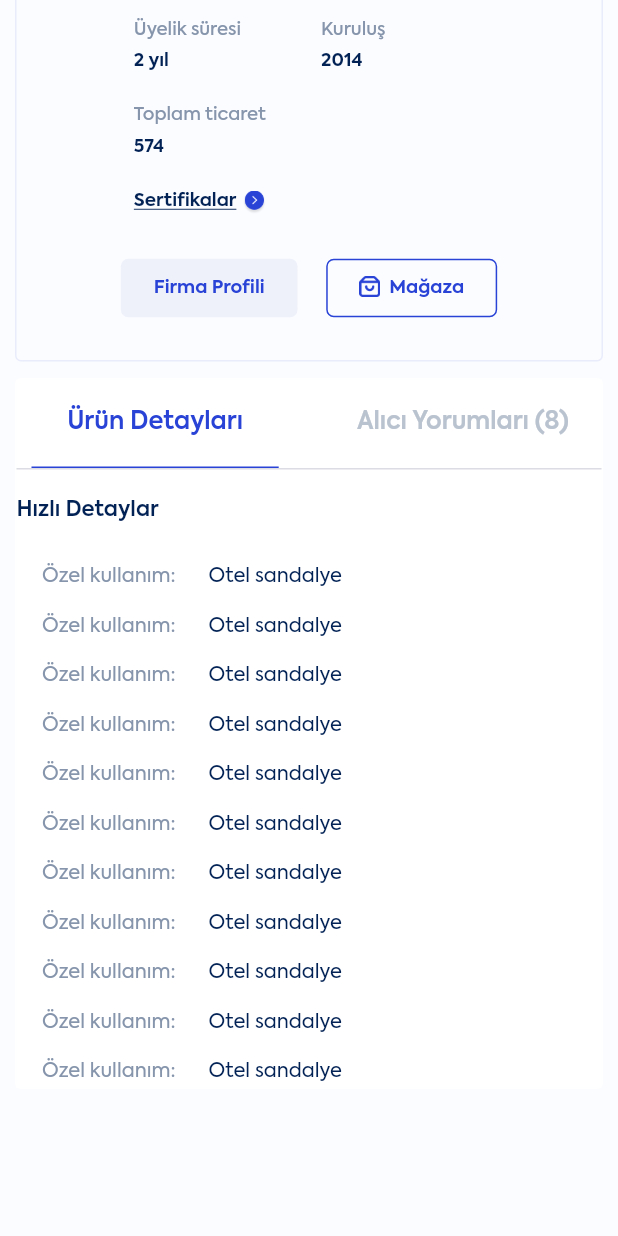
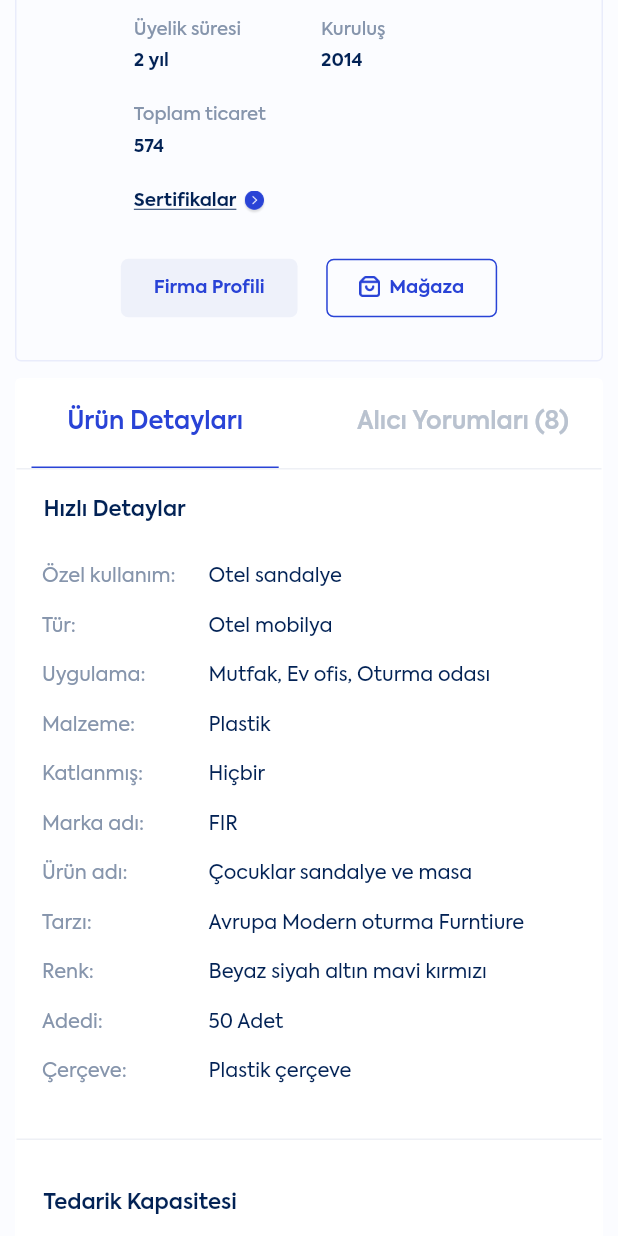
Before and after one commit to ozgun-kara/b2geta_mobile, a Flutter app: the ProductDetailSubpage screen opened directly, scrolled down 576 dp, on a phone screen of 412 x 824 dp. Run offline on Flutter 3.47's test engine with Material 2 defaults, Android fonts, the phone set to English and light mode, and no system bars; our stand-ins replace dropdown_button2, flutter_switch, get, get_it, get_storage, shared_preferences; accounts and stored records are empty; network calls fail.

Commit message:
Back-End has modified

```diff
--- a/lib/app_theme.dart
+++ b/lib/app_theme.dart
@@ -27,6 +27,7 @@ class AppTheme {
   static Color white22 = const Color(0xFFEEF1FA);
   static Color white23 = const Color(0xFFD2D4E1);
   static Color white24 = const Color(0xFFB9C2CF);
+  static Color white25 = const Color(0xFFEEF0F5);
 
   static Color green1 = const Color(0xFF4CBD17);
 
--- a/lib/views/marketplace/subpages/product_detail_first_tab_subpage.dart
+++ b/lib/views/marketplace/subpages/product_detail_first_tab_subpage.dart
@@ -30,7 +30,9 @@ class _ProductDetailFirstTabSubpageState
     return Column(
       crossAxisAlignment: CrossAxisAlignment.start,
       children: [
-        Text(
+        Padding(
+          padding: const EdgeInsets.fromLTRB(18, 0, 18, 0),
+          child: Text(
             "Hızlı Detaylar",
             style: TextStyle(
               fontSize: 14,
@@ -41,12 +43,14 @@ class _ProductDetailFirstTabSubpageState
                   : AppTheme.white11,
             ),
           ),
+        ),
         SizedBox(height: 22),
         Padding(
           padding: const EdgeInsets.fromLTRB(17, 0, 25, 0),
           child: Row(
             children: [
               Column(
+                crossAxisAlignment: CrossAxisAlignment.start,
                 children: [
                   Text(
                     "Özel kullanım:",
@@ -59,7 +63,7 @@ class _ProductDetailFirstTabSubpageState
                   ),
                   SizedBox(height: 12),
                   Text(
-                    "Özel kullanım:",
+                    "Tür:",
                     style: TextStyle(
                       fontSize: 13,
                       fontFamily: AppTheme.appFontFamily,
@@ -69,7 +73,7 @@ class _ProductDetailFirstTabSubpageState
                   ),
                   SizedBox(height: 12),
                   Text(
-                    "Özel kullanım:",
+                    "Uygulama:",
                     style: TextStyle(
                       fontSize: 13,
                       fontFamily: AppTheme.appFontFamily,
@@ -79,7 +83,7 @@ class _ProductDetailFirstTabSubpageState
                   ),
                   SizedBox(height: 12),
                   Text(
-                    "Özel kullanım:",
+                    "Malzeme:",
                     style: TextStyle(
                       fontSize: 13,
                       fontFamily: AppTheme.appFontFamily,
@@ -89,7 +93,7 @@ class _ProductDetailFirstTabSubpageState
                   ),
                   SizedBox(height: 12),
                   Text(
-                    "Özel kullanım:",
+                    "Katlanmış:",
                     style: TextStyle(
                       fontSize: 13,
                       fontFamily: AppTheme.appFontFamily,
@@ -99,7 +103,7 @@ class _ProductDetailFirstTabSubpageState
                   ),
                   SizedBox(height: 12),
                   Text(
-                    "Özel kullanım:",
+                    "Marka adı:",
                     style: TextStyle(
                       fontSize: 13,
                       fontFamily: AppTheme.appFontFamily,
@@ -109,7 +113,7 @@ class _ProductDetailFirstTabSubpageState
                   ),
                   SizedBox(height: 12),
                   Text(
-                    "Özel kullanım:",
+                    "Ürün adı:",
                     style: TextStyle(
                       fontSize: 13,
                       fontFamily: AppTheme.appFontFamily,
@@ -119,7 +123,7 @@ class _ProductDetailFirstTabSubpageState
                   ),
                   SizedBox(height: 12),
                   Text(
-                    "Özel kullanım:",
+                    "Tarzı:",
                     style: TextStyle(
                       fontSize: 13,
                       fontFamily: AppTheme.appFontFamily,
@@ -129,7 +133,7 @@ class _ProductDetailFirstTabSubpageState
                   ),
                   SizedBox(height: 12),
                   Text(
-                    "Özel kullanım:",
+                    "Renk:",
                     style: TextStyle(
                       fontSize: 13,
                       fontFamily: AppTheme.appFontFamily,
@@ -139,7 +143,7 @@ class _ProductDetailFirstTabSubpageState
                   ),
                   SizedBox(height: 12),
                   Text(
-                    "Özel kullanım:",
+                    "Adedi:",
                     style: TextStyle(
                       fontSize: 13,
                       fontFamily: AppTheme.appFontFamily,
@@ -149,7 +153,7 @@ class _ProductDetailFirstTabSubpageState
                   ),
                   SizedBox(height: 12),
                   Text(
-                    "Özel kullanım:",
+                    "Çerçeve:",
                     style: TextStyle(
                       fontSize: 13,
                       fontFamily: AppTheme.appFontFamily,
@@ -161,6 +165,7 @@ class _ProductDetailFirstTabSubpageState
               ),
               SizedBox(width: 22),
               Column(
+                crossAxisAlignment: CrossAxisAlignment.start,
                 children: [
                   Text(
                     "Otel sandalye",
@@ -176,7 +181,7 @@ class _ProductDetailFirstTabSubpageState
                   ),
                   SizedBox(height: 12),
                   Text(
-                    "Otel sandalye",
+                    "Otel mobilya",
                     style: TextStyle(
                       fontSize: 13,
                       fontFamily: AppTheme.appFontFamily,
@@ -189,7 +194,7 @@ class _ProductDetailFirstTabSubpageState
                   ),
                   SizedBox(height: 12),
                   Text(
-                    "Otel sandalye",
+                    "Mutfak, Ev ofis, Oturma odası",
                     style: TextStyle(
                       fontSize: 13,
                       fontFamily: AppTheme.appFontFamily,
@@ -202,7 +207,7 @@ class _ProductDetailFirstTabSubpageState
                   ),
                   SizedBox(height: 12),
                   Text(
-                    "Otel sandalye",
+                    "Plastik",
                     style: TextStyle(
                       fontSize: 13,
                       fontFamily: AppTheme.appFontFamily,
@@ -215,7 +220,7 @@ class _ProductDetailFirstTabSubpageState
                   ),
                   SizedBox(height: 12),
                   Text(
-                    "Otel sandalye",
+                    "Hiçbir",
                     style: TextStyle(
                       fontSize: 13,
                       fontFamily: AppTheme.appFontFamily,
@@ -228,7 +233,7 @@ class _ProductDetailFirstTabSubpageState
                   ),
                   SizedBox(height: 12),
                   Text(
-                    "Otel sandalye",
+                    "FIR",
                     style: TextStyle(
                       fontSize: 13,
                       fontFamily: AppTheme.appFontFamily,
@@ -241,7 +246,7 @@ class _ProductDetailFirstTabSubpageState
                   ),
                   SizedBox(height: 12),
                   Text(
-                    "Otel sandalye",
+                    "Çocuklar sandalye ve masa",
                     style: TextStyle(
                       fontSize: 13,
                       fontFamily: AppTheme.appFontFamily,
@@ -254,7 +259,7 @@ class _ProductDetailFirstTabSubpageState
                   ),
                   SizedBox(height: 12),
                   Text(
-                    "Otel sandalye",
+                    "Avrupa Modern oturma Furntiure",
                     style: TextStyle(
                       fontSize: 13,
                       fontFamily: AppTheme.appFontFamily,
@@ -267,7 +272,7 @@ class _ProductDetailFirstTabSubpageState
                   ),
                   SizedBox(height: 12),
                   Text(
-                    "Otel sandalye",
+                    "Beyaz siyah altın mavi kırmızı",
                     style: TextStyle(
                       fontSize: 13,
                       fontFamily: AppTheme.appFontFamily,
@@ -280,7 +285,7 @@ class _ProductDetailFirstTabSubpageState
                   ),
                   SizedBox(height: 12),
                   Text(
-                    "Otel sandalye",
+                    "50 Adet",
                     style: TextStyle(
                       fontSize: 13,
                       fontFamily: AppTheme.appFontFamily,
@@ -293,7 +298,7 @@ class _ProductDetailFirstTabSubpageState
                   ),
                   SizedBox(height: 12),
                   Text(
-                    "Otel sandalye",
+                    "Plastik çerçeve",
                     style: TextStyle(
                       fontSize: 13,
                       fontFamily: AppTheme.appFontFamily,
@@ -309,6 +314,146 @@ class _ProductDetailFirstTabSubpageState
             ],
           ),
         ),
+        SizedBox(height: 34),
+        Container(
+            height: 1,
+            color: Provider.of<ThemeProvider>(context).themeMode == "light"
+                ? AppTheme.white25
+                : AppTheme.black21),
+        SizedBox(height: 31),
+        Padding(
+          padding: const EdgeInsets.fromLTRB(18, 0, 18, 0),
+          child: Text(
+            "Tedarik Kapasitesi",
+            style: TextStyle(
+              fontSize: 14,
+              fontFamily: AppTheme.appFontFamily,
+              fontWeight: FontWeight.w600,
+              color: Provider.of<ThemeProvider>(context).themeMode == "light"
+                  ? AppTheme.blue3
+                  : AppTheme.white11,
+            ),
+          ),
+        ),
+        SizedBox(height: 22),
+        Padding(
+          padding: const EdgeInsets.fromLTRB(17, 0, 25, 0),
+          child: Row(
+            children: [
+              Text(
+                "Tedarik Kapasitesi:",
+                style: TextStyle(
+                  fontSize: 13,
+                  fontFamily: AppTheme.appFontFamily,
+                  fontWeight: FontWeight.w400,
+                  color: AppTheme.white15,
+                ),
+              ),
+              SizedBox(width: 4),
+              Text(
+                "5000 Adet / Adet per Month",
+                style: TextStyle(
+                  fontSize: 13,
+                  fontFamily: AppTheme.appFontFamily,
+                  fontWeight: FontWeight.w400,
+                  color:
+                      Provider.of<ThemeProvider>(context).themeMode == "light"
+                          ? AppTheme.blue3
+                          : AppTheme.white1,
+                ),
+              ),
+            ],
+          ),
+        ),
+        SizedBox(height: 34),
+        Container(
+            height: 1,
+            color: Provider.of<ThemeProvider>(context).themeMode == "light"
+                ? AppTheme.white25
+                : AppTheme.black21),
+        SizedBox(height: 31),
+        Padding(
+          padding: const EdgeInsets.fromLTRB(18, 0, 18, 0),
+          child: Text(
+            "Ambalajlama ve Teslimat",
+            style: TextStyle(
+              fontSize: 14,
+              fontFamily: AppTheme.appFontFamily,
+              fontWeight: FontWeight.w600,
+              color: Provider.of<ThemeProvider>(context).themeMode == "light"
+                  ? AppTheme.blue3
+                  : AppTheme.white11,
+            ),
+          ),
+        ),
+        SizedBox(height: 22),
+        Padding(
+          padding: const EdgeInsets.fromLTRB(17, 0, 25, 0),
+          child: Row(
+            crossAxisAlignment: CrossAxisAlignment.start,
+            children: [
+              Text(
+                "Paketleme Detayları:",
+                style: TextStyle(
+                  fontSize: 13,
+                  fontFamily: AppTheme.appFontFamily,
+                  fontWeight: FontWeight.w400,
+                  color: AppTheme.white15,
+                ),
+              ),
+              SizedBox(width: 9),
+              Expanded(
+                child: Text(
+                  "1. All items would be covered with a plastic bubble wrap or soft paper,to ensure that the legs and the fabric would not be damaged.",
+                  style: TextStyle(
+                    fontSize: 13,
+                    fontFamily: AppTheme.appFontFamily,
+                    fontWeight: FontWeight.w400,
+                    color:
+                        Provider.of<ThemeProvider>(context).themeMode == "light"
+                            ? AppTheme.blue3
+                            : AppTheme.white1,
+                  ),
+                ),
+              ),
+            ],
+          ),
+        ),
+        SizedBox(height: 34),
+        Container(
+            height: 1,
+            color: Provider.of<ThemeProvider>(context).themeMode == "light"
+                ? AppTheme.white25
+                : AppTheme.black21),
+        SizedBox(height: 19),
+        Container(
+          width: deviceWidth,
+          height: 305,
+          decoration: BoxDecoration(
+            image: DecorationImage(
+              image: NetworkImage(
+                "https://s3.gifyu.com/images/dummy-product-1.png",
+              ),
+              fit: BoxFit.cover,
+            ),
+          ),
+        ),
+        SizedBox(height: 14),
+        Padding(
+          padding: const EdgeInsets.fromLTRB(17, 0, 17, 0),
+          child: Text(
+            "Foshan Shiguang Furniture Co.,Ltd is located in Shunde District, Foshan City, which is a famous base of furniture manufacture and procurement.Our company speacializes in the development and production of wicker furniture.Items are fashionable, luxury, and high performance-to-price ratio, so it is ",
+            style: TextStyle(
+              fontSize: 15,
+              fontFamily: AppTheme.appFontFamily,
+              fontWeight: FontWeight.w400,
+              color: Provider.of<ThemeProvider>(context).themeMode == "light"
+                  ? AppTheme.blue3
+                  : AppTheme.white11,
+            ),
+          ),
+        ),
+        SizedBox(height: 28),
       ],
     );
   }
--- a/lib/views/marketplace/subpages/product_detail_subpage.dart
+++ b/lib/views/marketplace/subpages/product_detail_subpage.dart
@@ -957,13 +957,13 @@ class _ProductDetailSubpageState extends State<ProductDetailSubpage> {
                                     ],
                                   ),
                                 ),
-                                Padding(
-                                  padding: EdgeInsets.fromLTRB(0, 0, 0, 0),
-                                  child: Container(
-                                      height: 1,
-                                      color:
-                                          Color.fromRGBO(110, 113, 145, 0.25)),
-                                ),
+                                Container(
+                                    height: 1,
+                                    color: Provider.of<ThemeProvider>(context)
+                                                .themeMode ==
+                                            "light"
+                                        ? AppTheme.white25
+                                        : AppTheme.black21),
                                 SizedBox(height: 16),
                                 Provider.of<MarketPlaceProvider>(context)
                                             .productDetailTab ==
```
Also changed, not shown: assets/images/dummy-product-1.png (added). Lines whose indentation alone changed are shown as unchanged.
